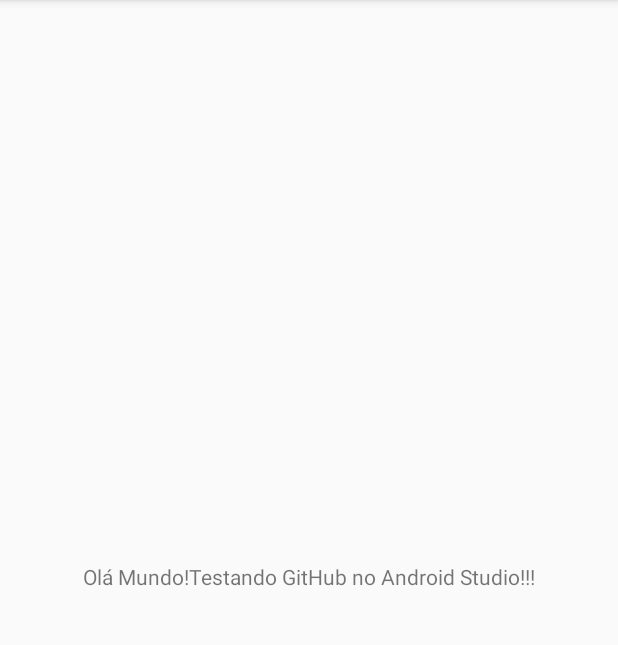
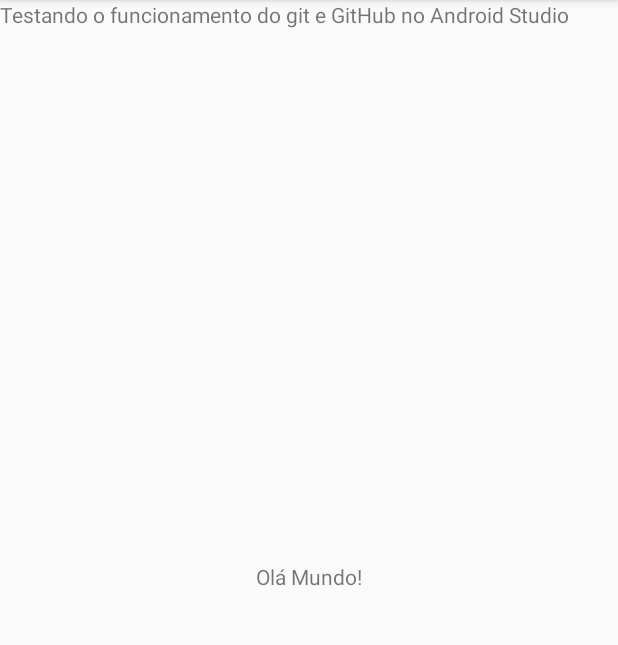
Before and after one commit to RonanJordao/appOlaMundo, an Android app: the screen it shows after launch (MainActivity), on a phone screen of 412 x 824 dp, the part 84-729 px from its top. Run offline under Robolectric (Android 15) with nearby library versions, the phone set to English and light mode, and no system bars.

Commit message:
Adicionando frase

```diff
--- a/app/src/main/res/layout/activity_main.xml
+++ b/app/src/main/res/layout/activity_main.xml
@@ -9,10 +9,18 @@
     <TextView
         android:layout_width="wrap_content"
         android:layout_height="wrap_content"
-        android:text="Olá Mundo!Testando GitHub no Android Studio!!!"
+        android:text="Olá Mundo!"
         app:layout_constraintBottom_toBottomOf="parent"
         app:layout_constraintLeft_toLeftOf="parent"
         app:layout_constraintRight_toRightOf="parent"
         app:layout_constraintTop_toTopOf="parent" />
 
+    <TextView
+        android:id="@+id/textView"
+        android:layout_width="wrap_content"
+        android:layout_height="wrap_content"
+        android:text="Testando o funcionamento do git e GitHub no Android Studio"
+        tools:layout_editor_absoluteX="16dp"
+        tools:layout_editor_absoluteY="426dp" />
+
 </androidx.constraintlayout.widget.ConstraintLayout>
```
